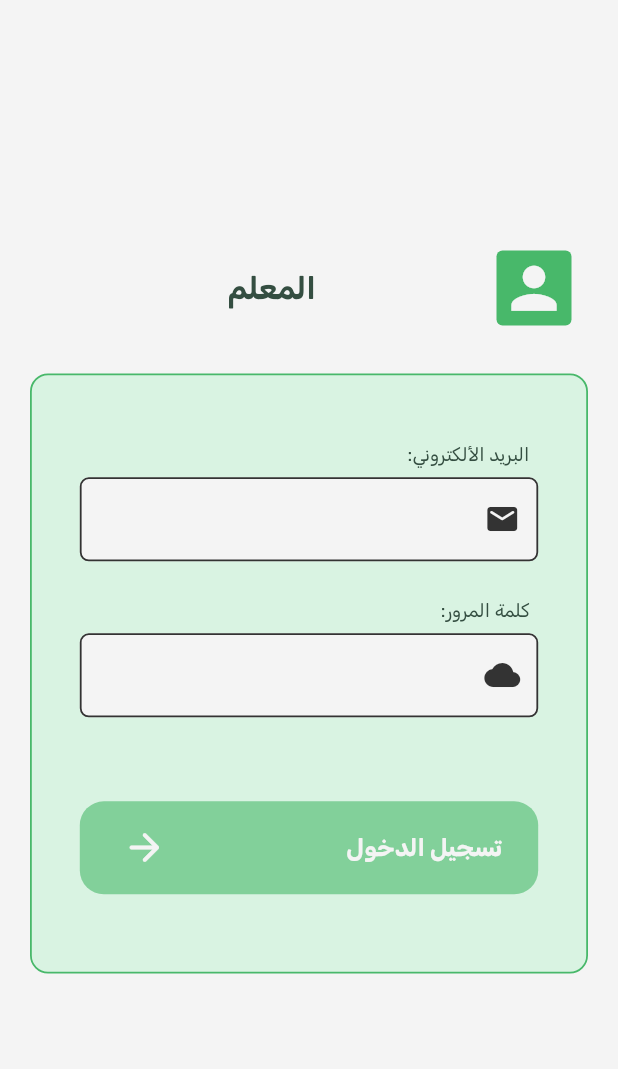
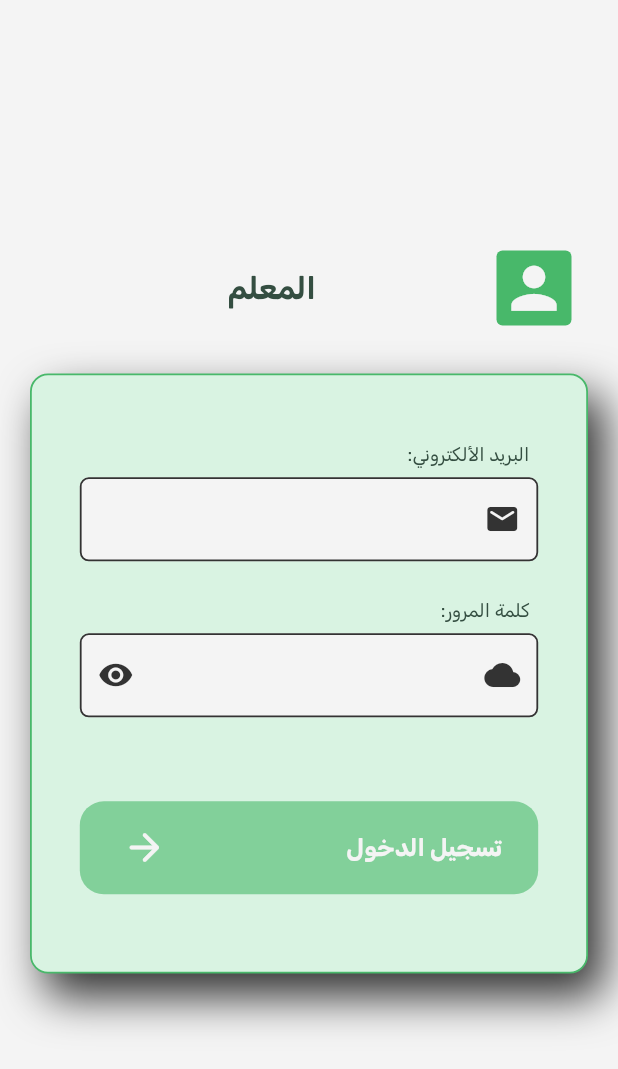
Before and after one commit to auth-hu/techer, a Flutter app: the screen it shows after launch, on a phone screen of 412 x 824 dp. Shown: the top 1069 px of the screen. Run offline on Flutter 3.47's test engine with Material 3 defaults, Android fonts, the phone set to English and light mode, and no system bars; our stand-ins replace google_fonts.

Commit message:
compleate login page

```diff
--- a/lib/component/mainbutton.dart
+++ b/lib/component/mainbutton.dart
@@ -25,7 +25,7 @@ class _MainbuttonState extends State<Mainbutton> {
         enableFeedback: loginactivebtn,
         disabledTextColor: secgreen.withValues(alpha: .2),
         padding: EdgeInsets.all(16),
-        onPressed: widget.onPressed,
+        onPressed: loginactivebtn ? widget.onPressed : (){},
         child: Row(
           children: [
               Expanded(
--- a/lib/phone/veiw/login/467/component/inputform.dart
+++ b/lib/phone/veiw/login/467/component/inputform.dart
@@ -6,6 +6,7 @@ class Inputform extends StatefulWidget {
   final double widthscreen;
   final IconData icon;
   final bool blind;
+  final bool showpass;
   final TextEditingController controller;
   final String text;
   final String? Function(String?)? validator;
@@ -15,8 +16,9 @@ class Inputform extends StatefulWidget {
     required this.widthscreen,
     required this.icon,
     required this.blind,
+    required this.showpass,
     required this.controller,
-    required this.validator
+    required this.validator,
   });
 
   @override
@@ -24,6 +26,7 @@ class Inputform extends StatefulWidget {
 }
 
 class _InputformState extends State<Inputform> {
+  bool showps = true;
   @override
   Widget build(BuildContext context) {
     return Container(
@@ -46,12 +49,18 @@ class _InputformState extends State<Inputform> {
 
           TextFormField(
             controller: widget.controller,
-            obscureText: widget.blind,
+            obscureText: widget.blind ? showps : widget.blind,
             cursorColor: darkgreen,
-            autovalidateMode: AutovalidateMode.onUserInteraction,
+            autovalidateMode: AutovalidateMode.onUserInteractionIfError,
             maxLines: 1,
             textAlign: TextAlign.end,
             decoration: InputDecoration(
+              prefixIcon: widget.showpass ? IconButton(onPressed: (){
+                setState(() {
+                 showps = !showps;
+                });
+              }, icon: Icon(showps ? Icons.visibility : Icons.visibility_off, color: gray,)) : null,
+              hoverColor: white,
               suffixIcon: Icon(widget.icon, color: gray),
               enabledBorder: OutlineInputBorder(
                 borderRadius: BorderRadius.circular(6),
--- a/lib/phone/veiw/login/467/loginpage.dart
+++ b/lib/phone/veiw/login/467/loginpage.dart
@@ -68,6 +68,14 @@ class _Loginpage487State extends State<Loginpage487> {
                       height: 400,
                       margin: EdgeInsets.all(20),
                       decoration: BoxDecoration(
+                        boxShadow: [
+                          BoxShadow(
+                            color: gray,
+                            blurRadius: 25,
+                            offset: Offset(10, 15),
+                            spreadRadius: .3
+                          )
+                        ],
                         color: icegreen,
                         borderRadius: BorderRadius.circular(12),
                         border: Border.all(color: secgreen, width: 1.2),
@@ -85,6 +93,7 @@ class _Loginpage487State extends State<Loginpage487> {
                             child: Column(
                               children: [
                                 Inputform(
+                                  showpass: false,
                                   text: ":البريد الألكتروني",
                                   widthscreen: widthscreen,
                                   icon: Icons.email_rounded,
@@ -103,6 +112,7 @@ class _Loginpage487State extends State<Loginpage487> {
                                 ),
 
                                 Inputform(
+                                  showpass: true,
                                   text: ":كلمة المرور",
                                   widthscreen: widthscreen,
                                   icon: Icons.wb_cloudy_rounded,
@@ -123,7 +133,11 @@ class _Loginpage487State extends State<Loginpage487> {
                             ),
                           ),
                           SizedBox(height: 32),
-                          Mainbutton(onPressed: () {}),
+                          Mainbutton(onPressed: () {
+                            if(emailController.text == "auth@admin.com" && passwordController.text == "adminadmin"){
+                              emailController.text = "secces";
+                            }
+                          }),
                         ],
                       ),
                     ),
```
